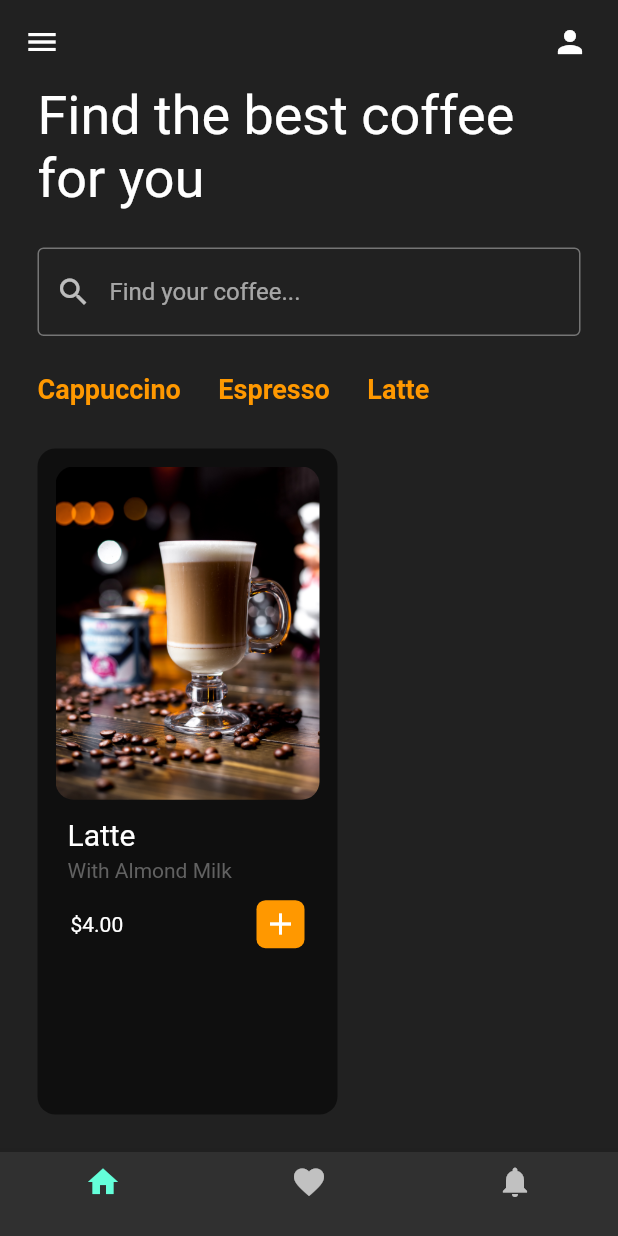
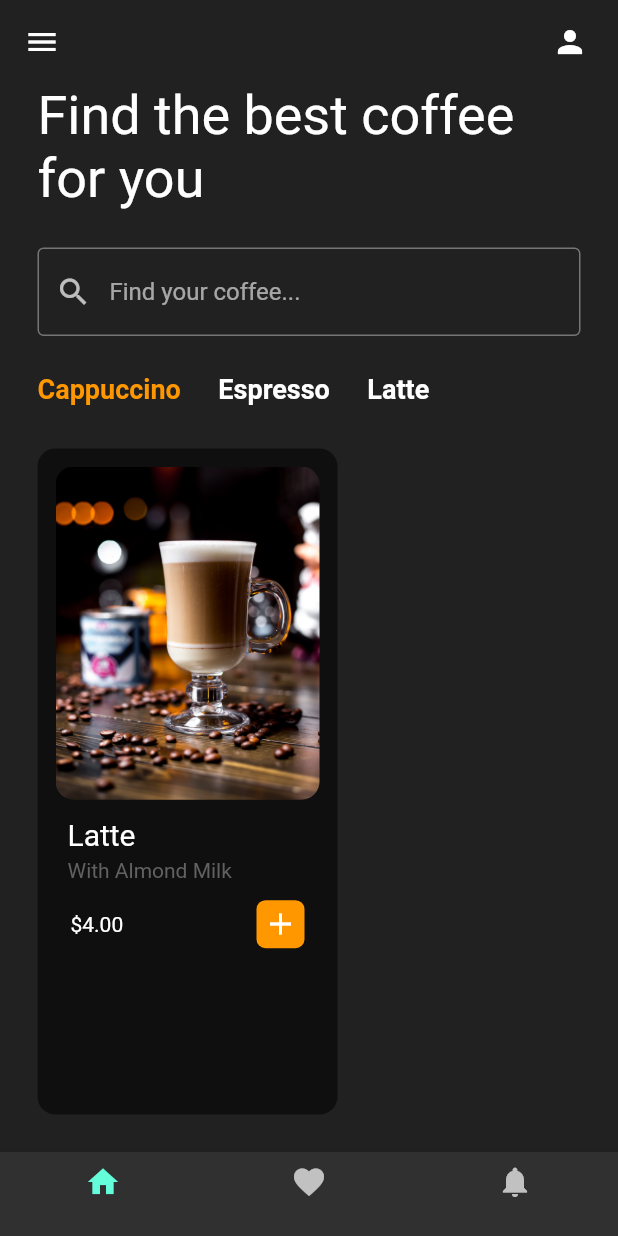
Before and after one commit to Mohamed-Aziz-Mhadhbi/CoffeeShop, a Flutter app: the screen it shows after launch, on a phone screen of 412 x 824 dp. Run offline on Flutter 3.47's test engine with Material 2 defaults, Android fonts, the phone set to English and light mode, and no system bars.

Commit message:
changing the color of selected item in the listview

```diff
--- a/lib/pages/home_page.dart
+++ b/lib/pages/home_page.dart
@@ -77,9 +77,18 @@ class _HomePageState extends State<HomePage> {
               scrollDirection: Axis.horizontal,
               // ignore: prefer_const_literals_to_create_immutables
               children: [
-                CoffeeType(coffeeType: "Cappuccino"),
-                CoffeeType(coffeeType: "Espresso"),
-                CoffeeType(coffeeType: "Latte"),
+                CoffeeType(
+                  coffeeType: "Cappuccino",
+                  isSelected: true,
+                ),
+                CoffeeType(
+                  coffeeType: "Espresso",
+                  isSelected: false,
+                ),
+                CoffeeType(
+                  coffeeType: "Latte",
+                  isSelected: false,
+                ),
               ],
             ),
           ),
--- a/lib/util/coffee_types.dart
+++ b/lib/util/coffee_types.dart
@@ -2,9 +2,11 @@ import 'package:flutter/material.dart';
 
 class CoffeeType extends StatelessWidget {
   final String coffeeType;
+  final bool isSelected;
 
   CoffeeType({
     required this.coffeeType,
+    required this.isSelected,
   });
 
   @override
@@ -17,7 +19,7 @@ class CoffeeType extends StatelessWidget {
         style: TextStyle(
           fontSize: 18,
           fontWeight: FontWeight.bold,
-          color: Colors.orange,
+          color: isSelected ? Colors.orange : Colors.white,
         ),
       ),
     );
```
